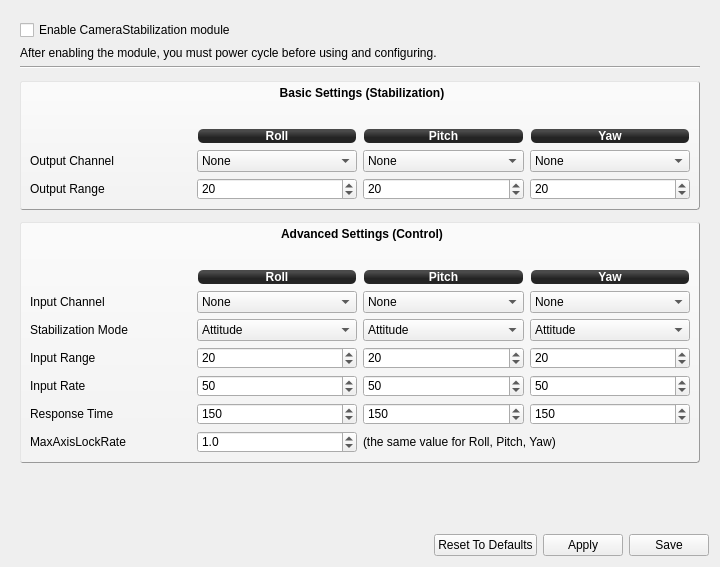
openpilot/OpenPilot, file ground/openpilotgcs/src/plugins/config/camerastabilization.ui: the form before one commit.
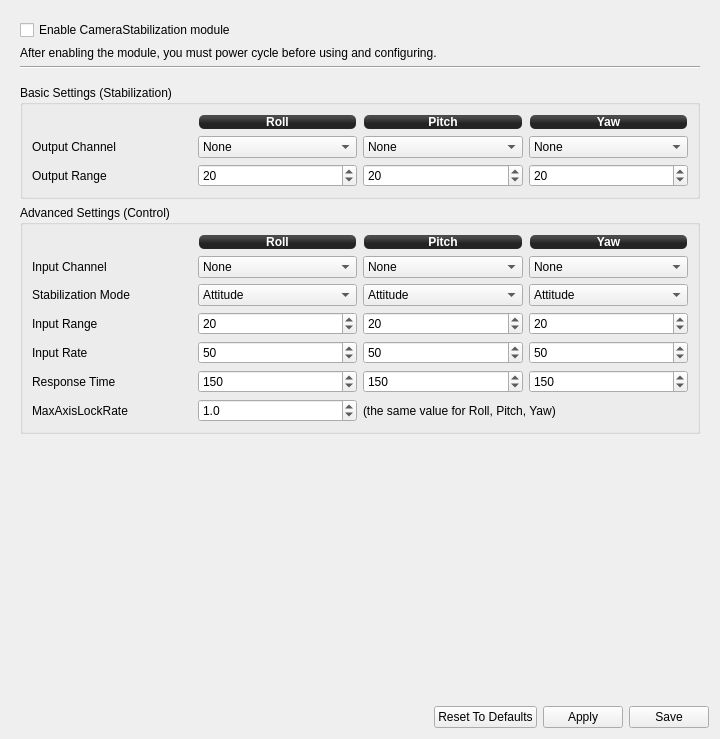
The form after the commit. Icons and pictures are not drawn.

Commit message: Remove custom style sheets from camerastab.  At least that was applied widget wide, but still should be done to look nice cross platform (or from a window specific runtime command).

What changed in the file:
```diff
--- a/ground/openpilotgcs/src/plugins/config/camerastabilization.ui
+++ b/ground/openpilotgcs/src/plugins/config/camerastabilization.ui
@@ -7,7 +7,7 @@
     <x>0</x>
     <y>0</y>
     <width>720</width>
-    <height>567</height>
+    <height>739</height>
    </rect>
   </property>
   <property name="windowTitle">
@@ -16,23 +16,6 @@
   <layout class="QVBoxLayout" name="verticalLayout_3">
    <item>
     <widget class="QScrollArea" name="scrollArea">
-     <property name="styleSheet">
-      <string notr="true">#groupBox_5,#groupBox{
-background-color: qlineargradient(spread:pad, x1:0.507, y1:0.869318, x2:0.507, y2:0.0965909, stop:0 rgba(243, 243, 243, 255), stop:1 rgba(250, 250, 250, 255));
-border: 1px outset #999;
-border-radius: 3;
-font:bold;
-}
-
-QGroupBox::title {
-     subcontrol-origin: margin;
-     subcontrol-position: top center; /* position at the top center */
-     padding: 0 3px;
-     background-color: qlineargradient(x1: 0, y1: 0, x2: 0, y2: 1,
-                                       stop: 0 #FFOECE, stop: 1 #FFFFFF);
-	top: 5px;
- }</string>
-     </property>
      <property name="frameShape">
       <enum>QFrame::NoFrame</enum>
      </property>
@@ -44,8 +27,8 @@
        <rect>
         <x>0</x>
         <y>0</y>
-        <width>702</width>
-        <height>484</height>
+        <width>696</width>
+        <height>635</height>
        </rect>
       </property>
       <layout class="QVBoxLayout" name="verticalLayout_2">
@@ -107,7 +90,7 @@
           <string>Basic Settings (Stabilization)</string>
          </property>
          <layout class="QGridLayout" name="gridLayout_9">
-          <item row="3" column="3">
+          <item row="2" column="3">
            <widget class="QSpinBox" name="yawOutputRange">
             <property name="focusPolicy">
              <enum>Qt::StrongFocus</enum>
@@ -126,7 +109,7 @@
             </property>
            </widget>
           </item>
-          <item row="3" column="2">
+          <item row="2" column="2">
            <widget class="QSpinBox" name="pitchOutputRange">
             <property name="focusPolicy">
              <enum>Qt::StrongFocus</enum>
@@ -145,7 +128,7 @@
             </property>
            </widget>
           </item>
-          <item row="3" column="1">
+          <item row="2" column="1">
            <widget class="QSpinBox" name="rollOutputRange">
             <property name="focusPolicy">
              <enum>Qt::StrongFocus</enum>
@@ -164,7 +147,7 @@
             </property>
            </widget>
           </item>
-          <item row="2" column="3">
+          <item row="1" column="3">
            <widget class="QComboBox" name="yawChannel">
             <property name="focusPolicy">
              <enum>Qt::StrongFocus</enum>
@@ -179,7 +162,7 @@
             </item>
            </widget>
           </item>
-          <item row="2" column="2">
+          <item row="1" column="2">
            <widget class="QComboBox" name="pitchChannel">
             <property name="focusPolicy">
              <enum>Qt::StrongFocus</enum>
@@ -194,7 +177,7 @@
             </item>
            </widget>
           </item>
-          <item row="2" column="1">
+          <item row="1" column="1">
            <widget class="QComboBox" name="rollChannel">
             <property name="focusPolicy">
              <enum>Qt::StrongFocus</enum>
@@ -209,21 +192,21 @@
             </item>
            </widget>
           </item>
-          <item row="2" column="0">
+          <item row="1" column="0">
            <widget class="QLabel" name="label_42">
             <property name="text">
              <string>Output Channel</string>
             </property>
            </widget>
           </item>
-          <item row="3" column="0">
+          <item row="2" column="0">
            <widget class="QLabel" name="label_43">
             <property name="text">
              <string>Output Range</string>
             </property>
            </widget>
           </item>
-          <item row="1" column="3">
+          <item row="0" column="3">
            <widget class="QLabel" name="label_44">
             <property name="styleSheet">
              <string notr="true">background-color: qlineargradient(spread:reflect, x1:0.507, y1:0, x2:0.507, y2:0.772, stop:0.208955 rgba(74, 74, 74, 255), stop:0.78607 rgba(36, 36, 36, 255));
@@ -240,7 +223,7 @@
             </property>
            </widget>
           </item>
-          <item row="1" column="2">
+          <item row="0" column="2">
            <widget class="QLabel" name="label_45">
             <property name="styleSheet">
              <string notr="true">background-color: qlineargradient(spread:reflect, x1:0.507, y1:0, x2:0.507, y2:0.772, stop:0.208955 rgba(74, 74, 74, 255), stop:0.78607 rgba(36, 36, 36, 255));
@@ -257,7 +240,7 @@
             </property>
            </widget>
           </item>
-          <item row="1" column="1">
+          <item row="0" column="1">
            <widget class="QLabel" name="label_46">
             <property name="styleSheet">
              <string notr="true">background-color: qlineargradient(spread:reflect, x1:0.507, y1:0, x2:0.507, y2:0.772, stop:0.208955 rgba(74, 74, 74, 255), stop:0.78607 rgba(36, 36, 36, 255));
@@ -274,38 +257,9 @@
             </property>
            </widget>
           </item>
-          <item row="0" column="2">
-           <spacer name="verticalSpacer_4">
-            <property name="orientation">
-             <enum>Qt::Vertical</enum>
-            </property>
-            <property name="sizeHint" stdset="0">
-             <size>
-              <width>20</width>
-              <height>40</height>
-             </size>
-            </property>
-           </spacer>
-          </item>
          </layout>
         </widget>
        </item>
-       <item>
-        <spacer name="verticalSpacer_2">
-         <property name="orientation">
-          <enum>Qt::Vertical</enum>
-         </property>
-         <property name="sizeType">
-          <enum>QSizePolicy::Preferred</enum>
-         </property>
-         <property name="sizeHint" stdset="0">
-          <size>
-           <width>20</width>
-           <height>10</height>
-          </size>
-         </property>
-        </spacer>
-       </item>
        <item>
         <widget class="QGroupBox" name="groupBox">
          <property name="sizePolicy">
@@ -324,7 +278,7 @@
           <string>Advanced Settings (Control)</string>
          </property>
          <layout class="QGridLayout" name="gridLayout_8">
-          <item row="1" column="3">
+          <item row="0" column="3">
            <widget class="QLabel" name="label_32">
             <property name="styleSheet">
              <string notr="true">background-color: qlineargradient(spread:reflect, x1:0.507, y1:0, x2:0.507, y2:0.772, stop:0.208955 rgba(74, 74, 74, 255), stop:0.78607 rgba(36, 36, 36, 255));
@@ -341,7 +295,7 @@
             </property>
            </widget>
           </item>
-          <item row="1" column="2">
+          <item row="0" column="2">
            <widget class="QLabel" name="label_33">
             <property name="styleSheet">
              <string notr="true">background-color: qlineargradient(spread:reflect, x1:0.507, y1:0, x2:0.507, y2:0.772, stop:0.208955 rgba(74, 74, 74, 255), stop:0.78607 rgba(36, 36, 36, 255));
@@ -358,7 +312,7 @@
             </property>
            </widget>
           </item>
-          <item row="1" column="1">
+          <item row="0" column="1">
            <widget class="QLabel" name="label_34">
             <property name="styleSheet">
              <string notr="true">background-color: qlineargradient(spread:reflect, x1:0.507, y1:0, x2:0.507, y2:0.772, stop:0.208955 rgba(74, 74, 74, 255), stop:0.78607 rgba(36, 36, 36, 255));
@@ -375,7 +329,7 @@
             </property>
            </widget>
           </item>
-          <item row="2" column="3">
+          <item row="1" column="3">
            <widget class="QComboBox" name="yawInputChannel">
             <property name="focusPolicy">
              <enum>Qt::StrongFocus</enum>
@@ -392,7 +346,7 @@
             </item>
            </widget>
           </item>
-          <item row="2" column="2">
+          <item row="1" column="2">
            <widget class="QComboBox" name="pitchInputChannel">
             <property name="focusPolicy">
              <enum>Qt::StrongFocus</enum>
@@ -409,7 +363,7 @@
             </item>
            </widget>
           </item>
-          <item row="2" column="1">
+          <item row="1" column="1">
            <widget class="QComboBox" name="rollInputChannel">
             <property name="focusPolicy">
              <enum>Qt::StrongFocus</enum>
@@ -426,14 +380,14 @@
             </item>
            </widget>
           </item>
-          <item row="2" column="0">
+          <item row="1" column="0">
            <widget class="QLabel" name="label_35">
             <property name="text">
              <string>Input Channel</string>
             </property>
            </widget>
           </item>
-          <item row="3" column="3">
+          <item row="2" column="3">
            <widget class="QComboBox" name="yawStabilizationMode">
             <property name="focusPolicy">
              <enum>Qt::StrongFocus</enum>
@@ -451,7 +405,7 @@
             </item>
            </widget>
           </item>
-          <item row="4" column="3">
+          <item row="3" column="3">
            <widget class="QSpinBox" name="yawInputRange">
             <property name="focusPolicy">
              <enum>Qt::StrongFocus</enum>
@@ -467,7 +421,7 @@
             </property>
            </widget>
           </item>
-          <item row="5" column="3">
+          <item row="4" column="3">
            <widget class="QSpinBox" name="yawInputRate">
             <property name="focusPolicy">
              <enum>Qt::StrongFocus</enum>
@@ -483,7 +437,7 @@
             </property>
            </widget>
           </item>
-          <item row="6" column="3">
+          <item row="5" column="3">
            <widget class="QSpinBox" name="yawResponseTime">
             <property name="focusPolicy">
              <enum>Qt::StrongFocus</enum>
@@ -501,7 +455,7 @@
             </property>
            </widget>
           </item>
-          <item row="3" column="2">
+          <item row="2" column="2">
            <widget class="QComboBox" name="pitchStabilizationMode">
             <property name="focusPolicy">
              <enum>Qt::StrongFocus</enum>
@@ -519,7 +473,7 @@
             </item>
            </widget>
           </item>
-          <item row="4" column="2">
+          <item row="3" column="2">
            <widget class="QSpinBox" name="pitchInputRange">
             <property name="focusPolicy">
              <enum>Qt::StrongFocus</enum>
@@ -535,7 +489,7 @@
             </property>
            </widget>
           </item>
-          <item row="5" column="2">
+          <item row="4" column="2">
            <widget class="QSpinBox" name="pitchInputRate">
             <property name="focusPolicy">
              <enum>Qt::StrongFocus</enum>
@@ -551,7 +505,7 @@
             </property>
            </widget>
           </item>
-          <item row="6" column="2">
+          <item row="5" column="2">
            <widget class="QSpinBox" name="pitchResponseTime">
             <property name="focusPolicy">
              <enum>Qt::StrongFocus</enum>
@@ -569,7 +523,7 @@
             </property>
            </widget>
           </item>
-          <item row="3" column="1">
+          <item row="2" column="1">
            <widget class="QComboBox" name="rollStabilizationMode">
             <property name="focusPolicy">
              <enum>Qt::StrongFocus</enum>
@@ -587,7 +541,7 @@
             </item>
            </widget>
           </item>
-          <item row="4" column="1">
+          <item row="3" column="1">
            <widget class="QSpinBox" name="rollInputRange">
             <property name="focusPolicy">
              <enum>Qt::StrongFocus</enum>
@@ -603,7 +557,7 @@
             </property>
            </widget>
           </item>
-          <item row="5" column="1">
+          <item row="4" column="1">
            <widget class="QSpinBox" name="rollInputRate">
             <property name="focusPolicy">
              <enum>Qt::StrongFocus</enum>
@@ -619,7 +573,7 @@
             </property>
            </widget>
           </item>
-          <item row="6" column="1">
+          <item row="5" column="1">
            <widget class="QSpinBox" name="rollResponseTime">
             <property name="focusPolicy">
              <enum>Qt::StrongFocus</enum>
@@ -637,49 +591,49 @@
             </property>
            </widget>
           </item>
-          <item row="7" column="0">
+          <item row="6" column="0">
            <widget class="QLabel" name="label_36">
             <property name="text">
              <string>MaxAxisLockRate</string>
             </property>
            </widget>
           </item>
-          <item row="6" column="0">
+          <item row="5" column="0">
            <widget class="QLabel" name="label_37">
             <property name="text">
              <string>Response Time</string>
             </property>
            </widget>
           </item>
-          <item row="5" column="0">
+          <item row="4" column="0">
            <widget class="QLabel" name="label_38">
             <property name="text">
              <string>Input Rate</string>
             </property>
            </widget>
           </item>
-          <item row="4" column="0">
+          <item row="3" column="0">
            <widget class="QLabel" name="label_39">
             <property name="text">
              <string>Input Range</string>
             </property>
            </widget>
           </item>
-          <item row="3" column="0">
+          <item row="2" column="0">
            <widget class="QLabel" name="label_40">
             <property name="text">
              <string>Stabilization Mode</string>
             </property>
            </widget>
           </item>
-          <item row="7" column="2" colspan="2">
+          <item row="6" column="2" colspan="2">
            <widget class="QLabel" name="label_41">
             <property name="text">
              <string>(the same value for Roll, Pitch, Yaw)</string>
             </property>
            </widget>
           </item>
-          <item row="7" column="1">
+          <item row="6" column="1">
            <widget class="QDoubleSpinBox" name="MaxAxisLockRate">
             <property name="focusPolicy">
              <enum>Qt::StrongFocus</enum>
@@ -705,19 +659,6 @@
             </property>
            </widget>
           </item>
-          <item row="0" column="2">
-           <spacer name="verticalSpacer_5">
-            <property name="orientation">
-             <enum>Qt::Vertical</enum>
-            </property>
-            <property name="sizeHint" stdset="0">
-             <size>
-              <width>20</width>
-              <height>40</height>
-             </size>
-            </property>
-           </spacer>
-          </item>
          </layout>
         </widget>
        </item>
```
